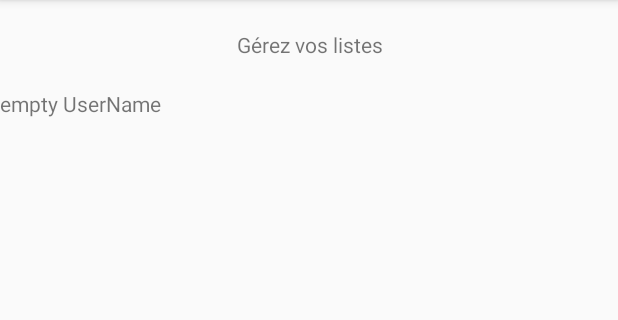
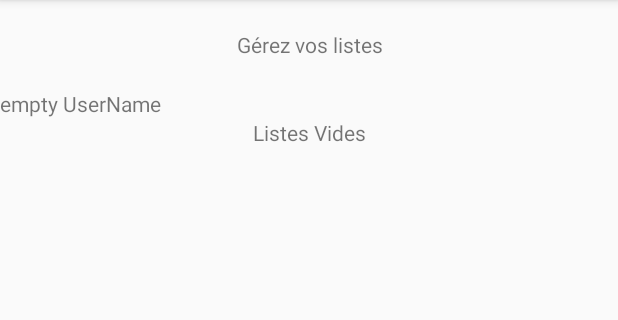
Before and after one commit to erivaud/ToDoListERivaud, an Android app: the ShowLists screen opened directly, with no data from a screen before it, on a phone screen of 412 x 824 dp, the part 84-404 px from its top. Run offline under Robolectric (Android 15) with nearby library versions, the phone set to English and light mode, and no system bars; network calls fail; 1 statement that could not run was skipped.

Commit message:
ListAdapter en cours de création

```diff
--- a/app/src/main/java/com/example/todolisterivaud/ShowLists.java
+++ b/app/src/main/java/com/example/todolisterivaud/ShowLists.java
@@ -3,6 +3,8 @@ package com.example.todolisterivaud;
 import android.content.Intent;
 import android.os.Bundle;
 import android.support.v7.app.AppCompatActivity;
+import android.view.View;
+import android.widget.ListView;
 import android.widget.TextView;
 import android.widget.Toast;
 
@@ -14,23 +16,40 @@ public class ShowLists extends AppCompatActivity {
     protected void onCreate(Bundle savedInstanceState) {
         super.onCreate(savedInstanceState);
         setContentView(R.layout.activity_show_lists);
-        TextView userName = this.findViewById(R.id.showListUserName);
+
         Intent intent = getIntent();
+        String intentUserName = intent.getStringExtra("userName");
         ArrayList<String> todoListsNames = intent.getStringArrayListExtra("listesNamesArrayList");
+
+
+
         String todoListsNameConcat="";
         for (String todoListsName: todoListsNames) {
             todoListsNameConcat+=todoListsName+", ";
         }
         Toast.makeText(this, "" + todoListsNameConcat, Toast.LENGTH_LONG).show();
 
-        String intentUserName = intent.getStringExtra("userName");
+        TextView userName = this.findViewById(R.id.showListUserName);
+
 
         if (intentUserName != null){
             userName.setText(intentUserName);
         } else {
             userName.setText("empty UserName");
         }
-
+        if (todoListsNames !=null){
+            /*TextView listesVides = this.findViewById(R.id.listesVides);
+            listesVides.setVisibility(View.VISIBLE);
+            listesVides.setText(todoListsNameConcat);*/
+            ListView listLists = this.findViewById(R.id.listsList);
+            MyListesAdapter myListesAdapter = new MyListesAdapter(this.getApplicationContext());
+            myListesAdapter.addAll(todoListsNames);
+            listLists.setAdapter(myListesAdapter);
+        } else {
+            TextView listesVides = this.findViewById(R.id.listesVides);
+            listesVides.setVisibility(View.VISIBLE);
+            listesVides.setText("Listes Vides");
+        }
 
     }
 
--- a/app/src/main/res/layout/activity_show_lists.xml
+++ b/app/src/main/res/layout/activity_show_lists.xml
@@ -22,6 +22,14 @@
         android:text="@string/user_ID"
         android:visibility="visible" />
 
+    <TextView
+        android:id="@+id/listesVides"
+        android:layout_width="match_parent"
+        android:layout_height="wrap_content"
+        android:text="Texte si listes vides"
+        android:textAlignment="center"
+        android:visibility="invisible" />
+
     <ListView
         android:id="@+id/listsList"
         android:layout_width="match_parent"
```
Also changed, not shown: app/src/main/java/com/example/todolisterivaud/MyListesAdapter.java (+23 -12 lines).
